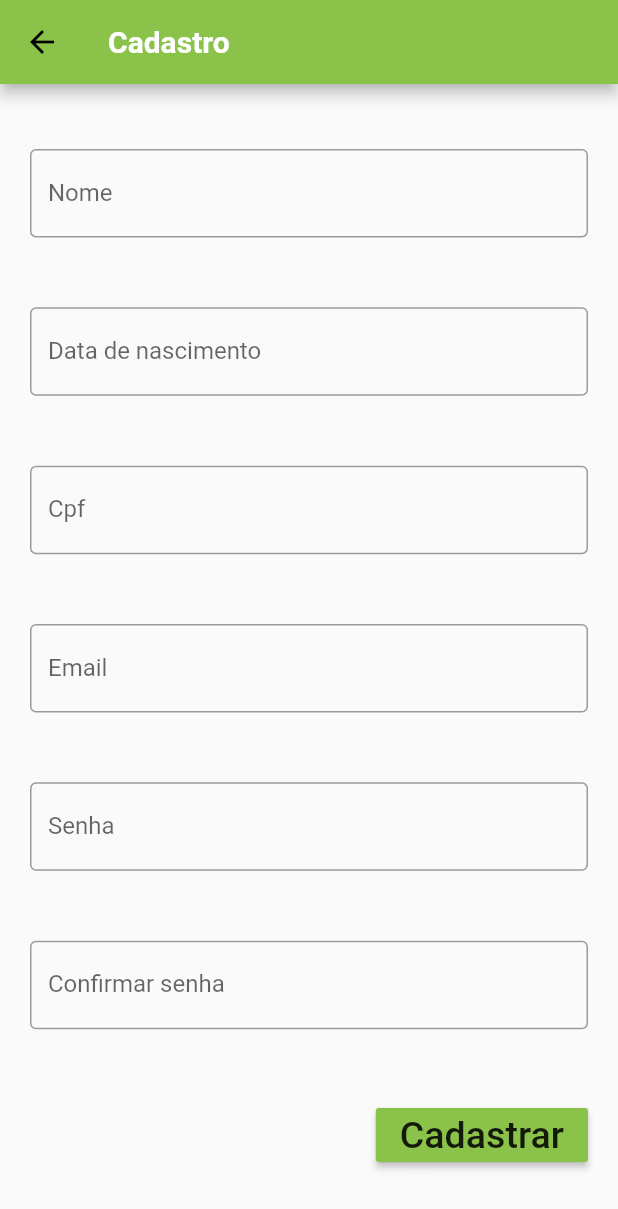
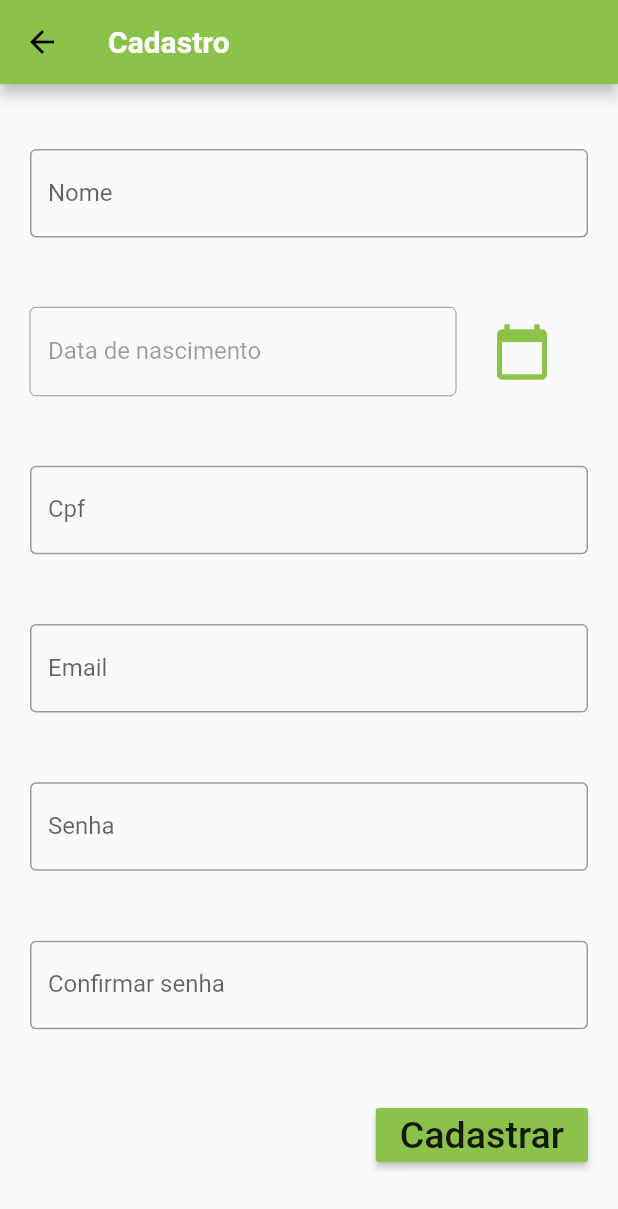
Before and after one commit to yagobrandalise/AgendaEscolar, a Flutter app: the RegisterScreen screen opened directly, on a phone screen of 412 x 824 dp. Shown: the top 1209 px of the screen. Run offline on Flutter 3.47's test engine with Material 2 defaults, Android fonts, the phone set to English and light mode, and no system bars; Roboto replaces fonts that are missing (OpenSans, Quicksand).

Commit message:
Adicionado calendario para selecionar data

```diff
--- a/lib/register_screen.dart
+++ b/lib/register_screen.dart
@@ -1,12 +1,30 @@
 import 'package:flutter/material.dart';
+import 'package:intl/intl.dart';
 import 'agenda_screen.dart';
 
 class RegisterScreen extends StatelessWidget {
   final _nameController = TextEditingController();
+  final _birthdayController = TextEditingController();
+  final _cpfController = TextEditingController();
   final _emailController = TextEditingController();
   final _passwordController = TextEditingController();
+  final _passwordController2 = TextEditingController();
+  DateTime _selectedDate;
 
   void _register(BuildContext ctx) {
+    if (_nameController.text.isEmpty ||
+        _birthdayController.text.isEmpty ||
+        _cpfController.text.isEmpty ||
+        _emailController.text.isEmpty ||
+        _passwordController.text.isEmpty ||
+        _passwordController2.text.isEmpty) {
+      return;
+    }
+
+    if (_passwordController.text != _passwordController2.text) {
+      return;
+    }
+
     Navigator.of(ctx).push(
       MaterialPageRoute(
         builder: (_) => AgendaScreen(),
@@ -14,22 +32,21 @@ class RegisterScreen extends StatelessWidget {
     );
   }
 
-  // void _presentDatePicker() {
-  //   showDatePicker(
-  //     context: context,
-  //     initialDate: DateTime.now(),
-  //     firstDate: DateTime(2019),
-  //     lastDate: DateTime.now(),
-  //   ).then((pickedDate) {
-  //     if (pickedDate == null) {
-  //       return;
-  //     }
+  void _presentDatePicker(BuildContext ctx) {
+    showDatePicker(
+      context: ctx,
+      initialDate: DateTime.now(),
+      firstDate: DateTime(2019),
+      lastDate: DateTime.now(),
+    ).then((pickedDate) {
+      if (pickedDate == null) {
+        return;
+      }
 
-  //     setState(() {
-  //       _selectedDate = pickedDate;
-  //     });
-  //   });
-  // }
+      _birthdayController.text = DateFormat.yMd().format(pickedDate);
+      _selectedDate = pickedDate;
+    });
+  }
 
   @override
   Widget build(BuildContext context) {
@@ -50,21 +67,38 @@ class RegisterScreen extends StatelessWidget {
                   border: OutlineInputBorder(),
                   labelText: 'Nome',
                 ),
+                controller: _nameController,
               ),
-              TextField(
-                decoration: InputDecoration(
-                  border: OutlineInputBorder(),
-                  labelText: 'Data de nascimento',
-                ),
-                keyboardType: TextInputType.numberWithOptions(
-                  decimal: false,
-                ),
+              Row(
+                mainAxisAlignment: MainAxisAlignment.start,
+                children: <Widget>[
+                  Expanded(
+                    child: TextField(
+                      decoration: InputDecoration(
+                        border: OutlineInputBorder(),
+                        labelText: 'Data de nascimento',
+                      ),
+                      keyboardType: TextInputType.datetime,
+                      controller: _birthdayController,
+                      enabled: false,
+                    ),
+                  ),
+                  FlatButton(
+                    textColor: Theme.of(context).primaryColor,
+                    child: Icon(
+                      Icons.calendar_today,
+                      size: 40,
+                    ),
+                    onPressed: () => _presentDatePicker(context),
+                  ),
+                ],
               ),
               TextField(
                 decoration: InputDecoration(
                   border: OutlineInputBorder(),
                   labelText: 'Cpf',
                 ),
+                controller: _cpfController,
                 keyboardType: TextInputType.numberWithOptions(
                   decimal: false,
                 ),
@@ -74,6 +108,7 @@ class RegisterScreen extends StatelessWidget {
                   border: OutlineInputBorder(),
                   labelText: 'Email',
                 ),
+                controller: _emailController,
                 keyboardType: TextInputType.emailAddress,
               ),
               TextField(
@@ -81,6 +116,7 @@ class RegisterScreen extends StatelessWidget {
                   border: OutlineInputBorder(),
                   labelText: 'Senha',
                 ),
+                controller: _passwordController,
                 obscureText: true,
               ),
               TextField(
@@ -88,6 +124,7 @@ class RegisterScreen extends StatelessWidget {
                   border: OutlineInputBorder(),
                   labelText: 'Confirmar senha',
                 ),
+                controller: _passwordController2,
                 obscureText: true,
               ),
               Row(
--- a/pubspec.yaml
+++ b/pubspec.yaml
@@ -19,6 +19,7 @@ environment:
 dependencies:
   flutter:
     sdk: flutter
+  intl: ^0.16.0
 
   # The following adds the Cupertino Icons font to your application.
   # Use with the CupertinoIcons class for iOS style icons.
```
Also changed, not shown: pubspec.lock.
